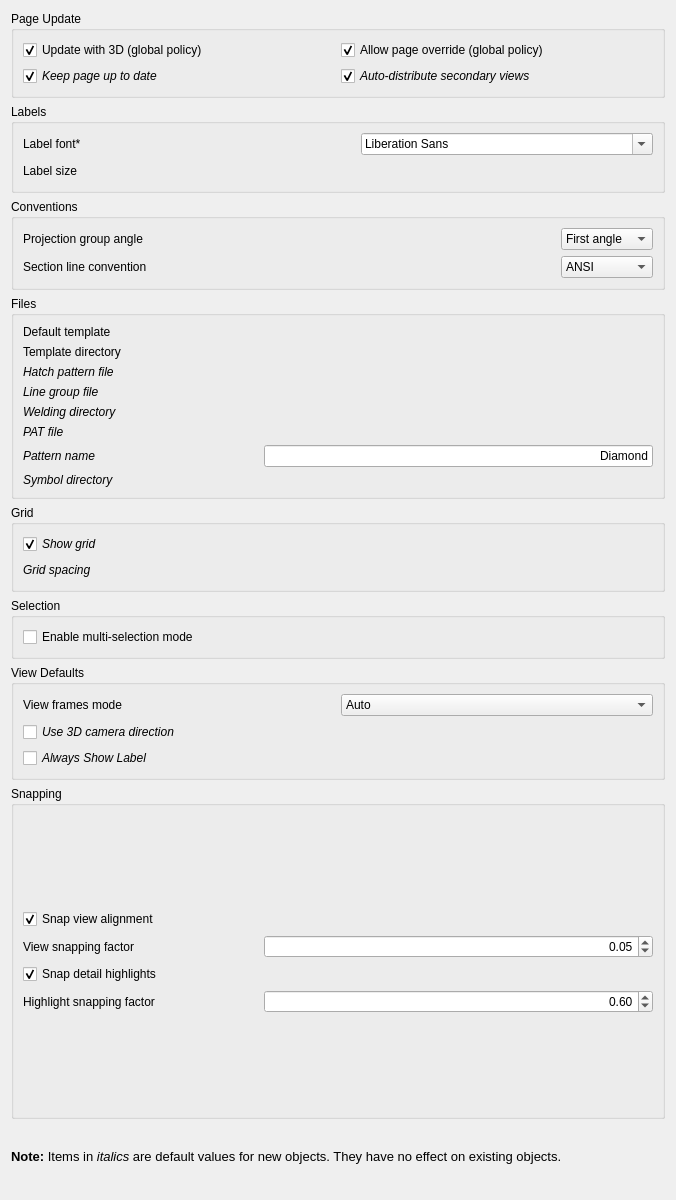
Before: the Qt Designer form src/Mod/TechDraw/Gui/DlgPrefsTechDrawGeneral.ui in southseact-3d/fcd, drawn with Qt 5.
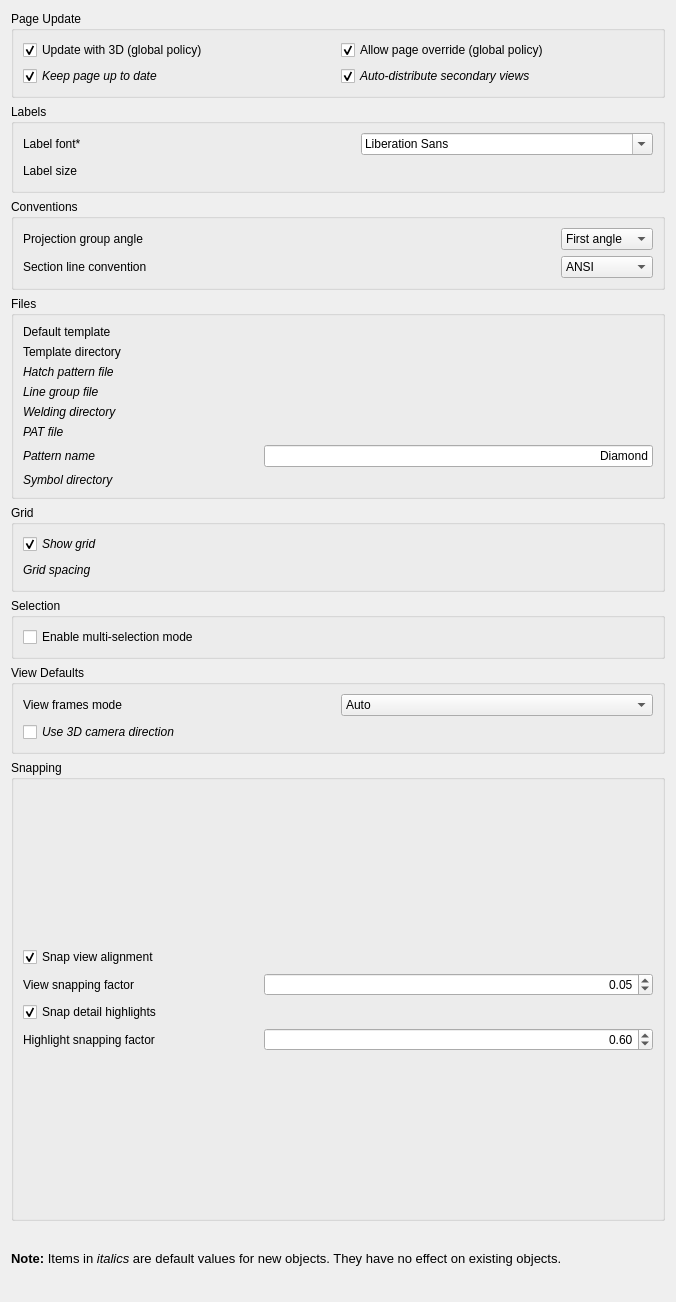
After: the same form once the commit is applied. Custom widgets are drawn as their Qt base class.

Commit message: [TD]remove obsolete preference

Diff of the .ui file:
```diff
--- a/src/Mod/TechDraw/Gui/DlgPrefsTechDrawGeneral.ui
+++ b/src/Mod/TechDraw/Gui/DlgPrefsTechDrawGeneral.ui
@@ -7,7 +7,7 @@
     <x>0</x>
     <y>0</y>
     <width>676</width>
-    <height>1200</height>
+    <height>1302</height>
    </rect>
   </property>
   <property name="sizePolicy">
@@ -845,27 +845,6 @@
           </property>
          </widget>
         </item>
-        <item>
-         <widget class="Gui::PrefCheckBox" name="cb_alwaysShowLabel">
-          <property name="font">
-           <font>
-            <italic>true</italic>
-           </font>
-          </property>
-          <property name="toolTip">
-           <string>Displays view labels even when frames are suppressed</string>
-          </property>
-          <property name="text">
-           <string>Always Show Label</string>
-          </property>
-          <property name="prefEntry" stdset="0">
-           <cstring>AlwaysShowLabel</cstring>
-          </property>
-          <property name="prefPath" stdset="0">
-           <cstring>/Mod/TechDraw/General</cstring>
-          </property>
-         </widget>
-        </item>
        </layout>
       </item>
       <item row="0" column="1">
```
The commit also changes 2 other files.
